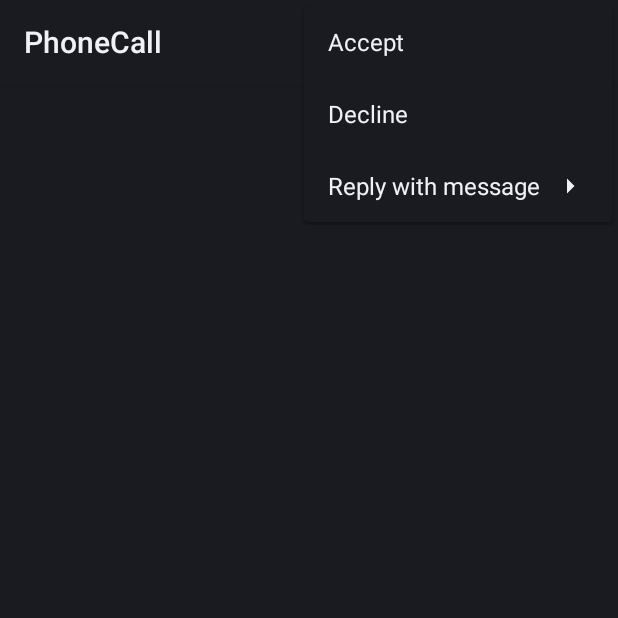
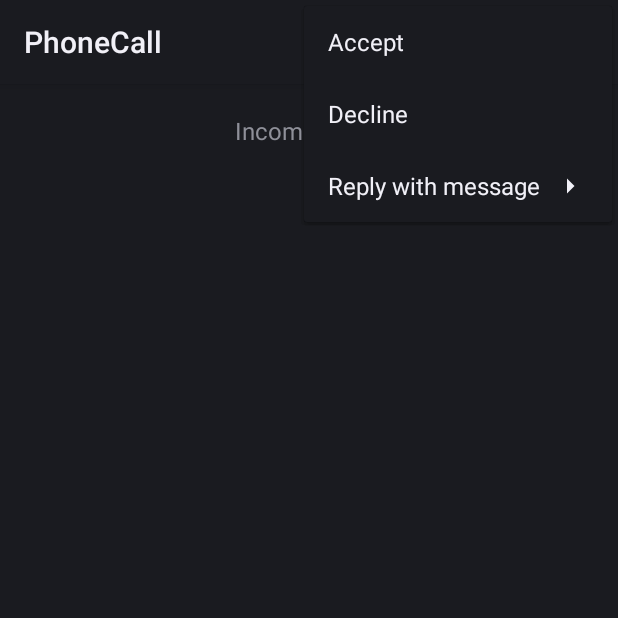
Before and after one commit to Lrac/GlassFakeNotifications, an Android app: the PhoneCall screen opened directly, with no data from a screen before it, with the options menu open, on a phone screen of 412 x 824 dp, the top half of it. Run offline under Robolectric (Android 15) with nearby library versions, the phone set to English and light mode, and no system bars; libraries missing offline, so code that uses them is left out: com.google.android.glass; pictures from the network do not load; 4 statements that could not run were skipped.

Commit message:
xml changes

```diff
--- a/app/src/main/res/layout/call_card.xml
+++ b/app/src/main/res/layout/call_card.xml
@@ -17,10 +17,21 @@
         >
 
         <TextView
+            android:layout_width="wrap_content"
+            android:layout_height="wrap_content"
+            android:layout_centerHorizontal="true"
+            android:text="Incoming Call"
+            android:textSize="24px"
+            android:layout_marginTop="30px"/>
+
+        <TextView
             android:id="@+id/caller"
             android:textAlignment="center"
-            android:layout_width="fill_parent"
-            android:layout_height="fill_parent" />
+            android:layout_centerHorizontal="true"
+            android:textSize="30px"
+            android:gravity="center_horizontal"
+            android:layout_width="wrap_content"
+            android:layout_height="wrap_content" />
 
     </RelativeLayout>
 
--- a/app/src/main/res/layout/text_card.xml
+++ b/app/src/main/res/layout/text_card.xml
@@ -21,7 +21,9 @@
         <TextView
             android:id="@+id/sender"
             android:layout_width="fill_parent"
+            android:textSize="24px"
             android:layout_height="180px"
+            android:layout_marginLeft="60px"
             android:layout_alignParentBottom="true"/>
 
     </RelativeLayout>
@@ -40,6 +42,7 @@
 
         <TextView
             android:id="@+id/message"
+            android:textSize="22px"
             android:layout_width="fill_parent"
             android:layout_height="fill_parent" />
 
--- a/app/src/main/res/layout/time_card.xml
+++ b/app/src/main/res/layout/time_card.xml
@@ -18,7 +18,8 @@
 
         <TextView
             android:id="@+id/time"
-            android:textAlignment="center"
+            android:layout_centerHorizontal="true"
+            android:textSize="20px"
             android:layout_width="fill_parent"
             android:layout_height="fill_parent" />
 
--- a/app/src/main/res/values/dimens.xml
+++ b/app/src/main/res/values/dimens.xml
@@ -6,7 +6,7 @@
     <dimen name="activity_vertical_margin">16dp</dimen>
 
     <!-- The recommended margin for the top, left, and right edges of a card. -->
-    <dimen name="glass_card_margin">40px</dimen>
+    <dimen name="glass_card_margin">0px</dimen>
 
     <!-- The recommended margin between the bottom of the card and the footer. This is
              an adjusted value so that the baseline of the text in the footer sits 40px
```
